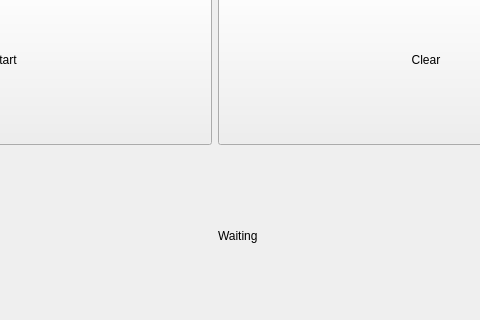
Before: the Qt Designer form Widgets/Resources/UI/qSlicerRecorderControlsWidget.ui in PerkTutor/PerkTutor, drawn with Qt 5; both pictures show x 204 to 684 and y 200 to 520 of the 838 by 520 pixel window.
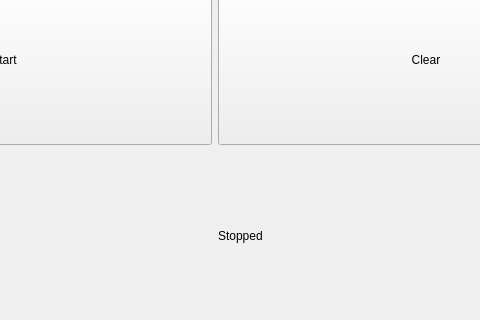
After: the same form once the commit is applied. Custom widgets are drawn as their Qt base class.

Commit message: Fixes #29: Removed ambiguous "Waiting" label from interface.

```diff
--- a/Widgets/Resources/UI/qSlicerRecorderControlsWidget.ui
+++ b/Widgets/Resources/UI/qSlicerRecorderControlsWidget.ui
@@ -133,7 +133,7 @@
         </sizepolicy>
        </property>
        <property name="text">
-        <string>Waiting</string>
+        <string>Stopped</string>
        </property>
       </widget>
      </item>
```
